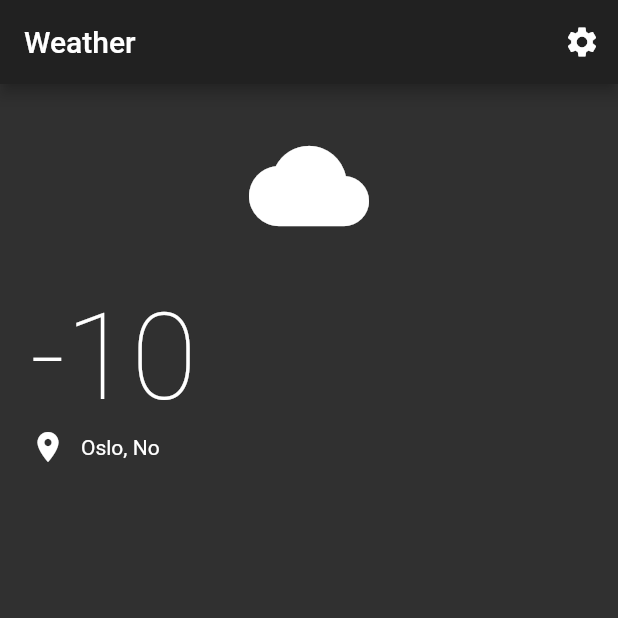
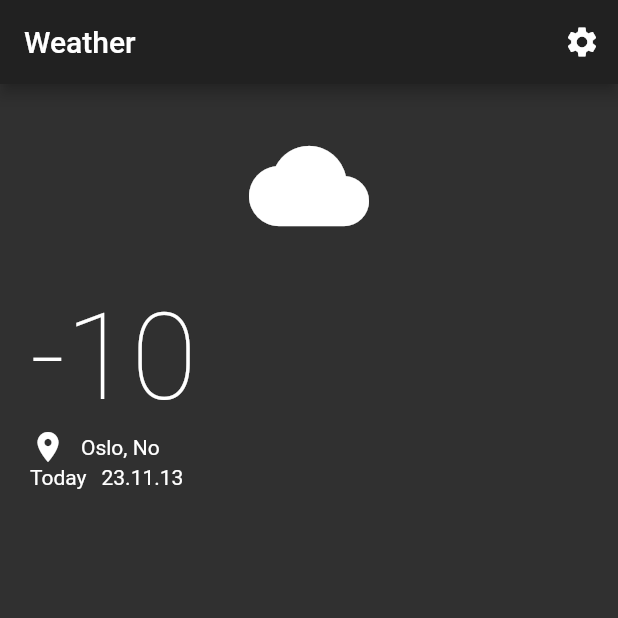
Before and after one commit to rerelurelu/sample-weather-app-with-flutter, a Flutter app: the screen it shows after launch, on a phone screen of 412 x 824 dp, the top half of it. Run offline on Flutter 3.47's test engine with Material 2 defaults, Android fonts, the phone set to English and light mode, and no system bars.

Commit message:
✨ feat: Add date text

```diff
--- a/lib/views/home_view.dart
+++ b/lib/views/home_view.dart
@@ -29,9 +29,26 @@ class HomeView extends StatelessWidget {
             _cloudIcon(),
             _temprature(),
             _location(),
+            _date(),
           ],
         ),
       ),
+    );
+  }
+
+  _date() {
+    return Row(
+      children: [
+        Text(
+          'Today',
+        ),
+        SizedBox(
+          width: 10,
+        ),
+        Text(
+          '23.11.13',
+        ),
+      ],
     );
   }
 
```
